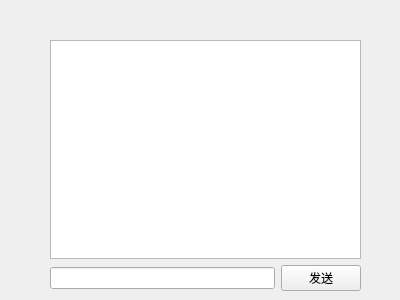
Old version of the form Client/chat.ui in the repository wenshuo-zh/qt-tcp.
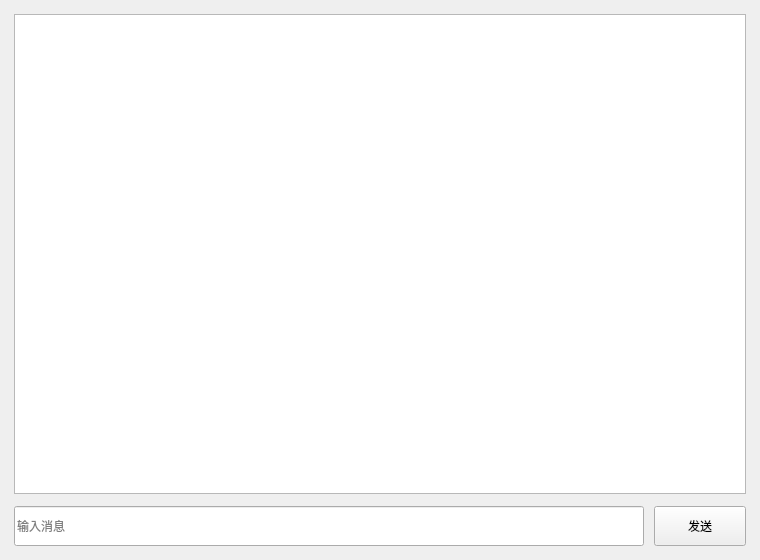
New version of the form.

Commit message: 完善聊天窗口与会话记录

Diff of the .ui file:
```diff
--- a/Client/chat.ui
+++ b/Client/chat.ui
@@ -6,37 +6,80 @@
    <rect>
     <x>0</x>
     <y>0</y>
-    <width>400</width>
-    <height>300</height>
+    <width>760</width>
+    <height>560</height>
    </rect>
   </property>
+  <property name="minimumSize">
+   <size>
+    <width>560</width>
+    <height>420</height>
+   </size>
+  </property>
   <property name="windowTitle">
-   <string>Form</string>
+   <string>聊天</string>
   </property>
-  <widget class="QWidget" name="">
-   <property name="geometry">
-    <rect>
-     <x>50</x>
-     <y>40</y>
-     <width>311</width>
-     <height>251</height>
-    </rect>
+  <layout class="QVBoxLayout" name="rootLayout">
+   <property name="spacing">
+    <number>12</number>
    </property>
-   <layout class="QVBoxLayout" name="verticalLayout">
+   <property name="leftMargin">
+    <number>14</number>
+   </property>
+   <property name="topMargin">
+    <number>14</number>
+   </property>
+   <property name="rightMargin">
+    <number>14</number>
+   </property>
+   <property name="bottomMargin">
+    <number>14</number>
+   </property>
     <item>
      <widget class="QTextEdit" name="show_TE">
+     <property name="minimumSize">
+      <size>
+       <width>0</width>
+       <height>280</height>
+      </size>
+     </property>
+     <property name="lineWrapMode">
+      <enum>QTextEdit::WidgetWidth</enum>
+     </property>
       <property name="readOnly">
        <bool>true</bool>
       </property>
+     <property name="acceptRichText">
+      <bool>false</bool>
+     </property>
      </widget>
     </item>
     <item>
-     <layout class="QHBoxLayout" name="horizontalLayout">
+    <layout class="QHBoxLayout" name="inputLayout">
+     <property name="spacing">
+      <number>10</number>
+     </property>
       <item>
-       <widget class="QLineEdit" name="input_LE"/>
+      <widget class="QLineEdit" name="input_LE">
+       <property name="minimumSize">
+        <size>
+         <width>0</width>
+         <height>40</height>
+        </size>
+       </property>
+       <property name="placeholderText">
+        <string>输入消息</string>
+       </property>
+      </widget>
       </item>
       <item>
        <widget class="QPushButton" name="send_PB">
+       <property name="minimumSize">
+        <size>
+         <width>92</width>
+         <height>40</height>
+        </size>
+       </property>
         <property name="text">
          <string>发送</string>
         </property>
@@ -46,7 +89,11 @@
     </item>
    </layout>
   </widget>
- </widget>
+ <tabstops>
+  <tabstop>show_TE</tabstop>
+  <tabstop>input_LE</tabstop>
+  <tabstop>send_PB</tabstop>
+ </tabstops>
  <resources/>
  <connections/>
 </ui>
```
Lines whose indentation alone changed are shown as unchanged. The commit also changes 7 other files.
